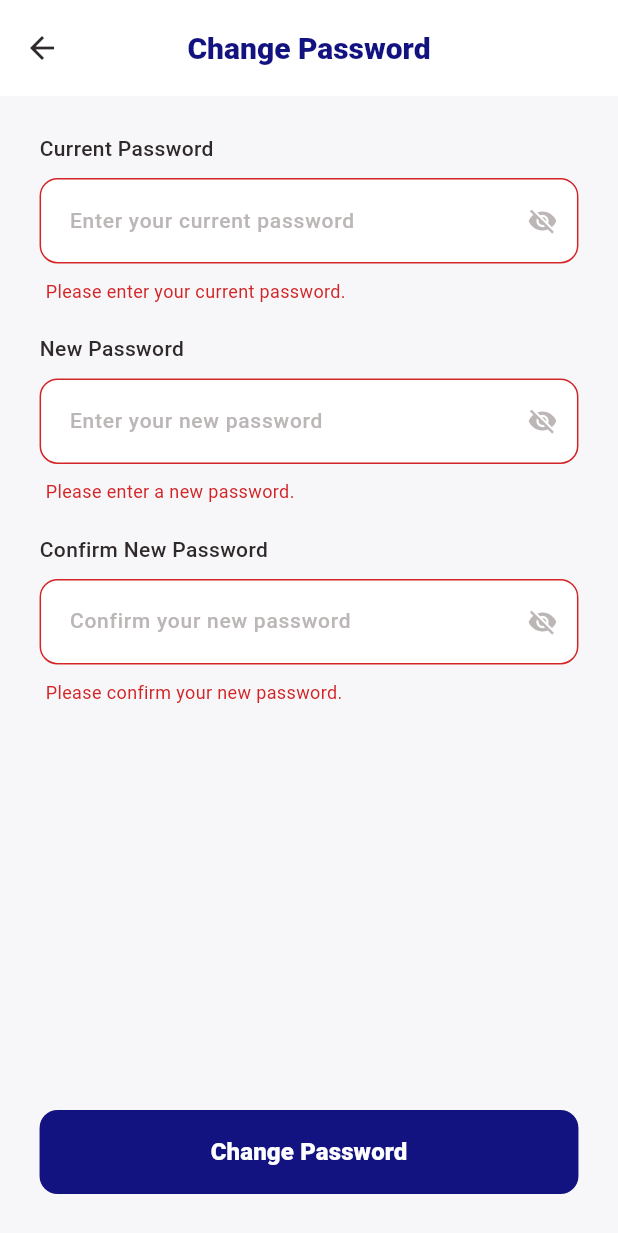
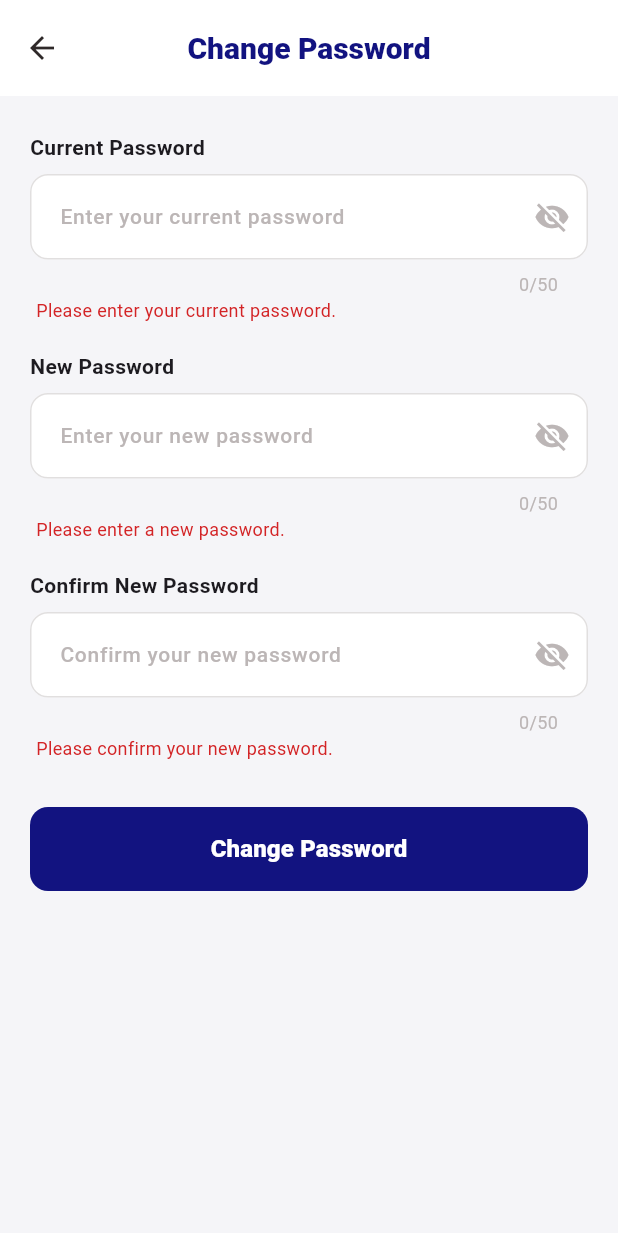
Before and after one commit to Mrjeonmacho/82Pay, a Flutter app: the ChangePasswordScreen screen opened directly, after a tap on "Change Password", on a phone screen of 412 x 824 dp. Shown: the top 1233 px of the screen. Run offline on Flutter 3.47's test engine with Material 3 defaults, Android fonts, the phone set to English and light mode, and no system bars; our stand-ins replace camera, cookie_jar, dio, dio_cookie_manager, easy_localization, flutter_dotenv and 3 more; accounts and stored records are empty; Roboto replaces fonts that are missing (Pretendard); project files that could hold a hidden picture were left out.

Commit message:
fix: 회원가입, 로그인, 비밀번호 변경 입력 글자수 제한

```diff
--- a/palipay/palipay-frontend/lib/core/widgets/pali_input_field.dart
+++ b/palipay/palipay-frontend/lib/core/widgets/pali_input_field.dart
@@ -19,6 +19,7 @@ class PaliInputField extends StatelessWidget {
   final AutovalidateMode? autovalidateMode; // 추가된 변수(회원가입 시 실시간 검증 위함)
   final List<TextInputFormatter>? inputFormatters; // ⭐️ 추가: 숫자만 입력 등 제한용
   final bool showCounter;
+  final bool highlightMaxLength;
 
   const PaliInputField({
     super.key,
@@ -36,10 +37,21 @@ class PaliInputField extends StatelessWidget {
     this.autovalidateMode,
     this.inputFormatters,
     this.showCounter = true,
+    this.highlightMaxLength = false,
   });
 
   @override
   Widget build(BuildContext context) {
+    Widget buildField () {
+    final currentLength = controller?.text.length ?? 0;
+    final fieldMaxLength = maxLength;
+
+    // [추가] 최대 길이 도달 여부
+    final bool isMaxReached =
+        highlightMaxLength &&
+        fieldMaxLength != null &&
+        currentLength >= fieldMaxLength;
+
     final input = TextFormField(
       controller: controller,
       obscureText: isPassword,
@@ -50,17 +62,34 @@ class PaliInputField extends StatelessWidget {
       onChanged: onChanged,
       autovalidateMode: autovalidateMode ?? AutovalidateMode.onUserInteraction,
       style: AppTextStyles.bodyMedium, // 입력 시 16pt, Bold
+      buildCounter: (context,
+        {required currentLength, required isFocused, required maxLength}) {
+      if (!showCounter || maxLength == null) return null;
+
+      final isLimitReached = highlightMaxLength && currentLength >= maxLength;
+
+      return Padding(
+          padding: const EdgeInsets.only(top: 4),
+          child: Text(
+            '$currentLength/$maxLength',
+            style: TextStyle(
+              fontSize: 12,
+              fontWeight: FontWeight.w400,
+              color: isLimitReached
+                  ? AppColors.warningRed
+                  : AppColors.exampleFont,
+            ),
+          ),
+      );
+    },
       decoration: InputDecoration(
         hintText: hintText,
-        counterText: showCounter ? null : '',
         hintStyle: const TextStyle(
           color: AppColors.exampleFont,
           fontSize: 14,
           fontWeight: FontWeight.w500,
         ),
-        errorText: useExternalErrorText
-            ? (errorText != null ? ' ' : null)
-            : errorText,
+        errorText: useExternalErrorText ? null : errorText,
 
         errorMaxLines: 2,
 
@@ -85,11 +114,11 @@ class PaliInputField extends StatelessWidget {
         ),
         enabledBorder: OutlineInputBorder(
           borderRadius: BorderRadius.circular(12),
-          borderSide: const BorderSide(color: AppColors.disabledBackground),
+          borderSide: BorderSide(color: isMaxReached ? AppColors.warningRed : AppColors.disabledBackground),
         ),
         focusedBorder: OutlineInputBorder(
           borderRadius: BorderRadius.circular(12),
-          borderSide: const BorderSide(color: AppColors.mainBlue, width: 2),
+          borderSide: BorderSide(color: isMaxReached ? AppColors.warningRed : AppColors.mainBlue, width: 2),
         ),
         errorBorder: OutlineInputBorder(
           borderRadius: BorderRadius.circular(12),
@@ -120,4 +149,15 @@ class PaliInputField extends StatelessWidget {
       child: input,
     );
   }
+  if (controller != null) {
+    return ValueListenableBuilder<TextEditingValue>(
+      valueListenable: controller!,
+      builder: (context, value, child) {
+        return buildField();
+      },
+    );
+  }
+
+  return buildField();
 }
+}
--- a/palipay/palipay-frontend/lib/features/profile/views/change_passowrd_screen.dart
+++ b/palipay/palipay-frontend/lib/features/profile/views/change_passowrd_screen.dart
@@ -7,6 +7,7 @@ import '../../../core/theme/app_text_styles.dart';
 import '../../../core/widgets/widgets.dart';
 import '../providers/profile_provider.dart';
 import '../../user/views/login_screen.dart';
+import '../../../core/widgets/pali_button.dart';
 
 class ChangePasswordScreen extends StatefulWidget {
   const ChangePasswordScreen({super.key});
@@ -24,6 +25,10 @@ class _ChangePasswordScreenState extends State<ChangePasswordScreen> {
   bool _obscureNewPassword = true;
   bool _obscureConfirmPassword = true;
 
+  bool _oldTouched = false;
+  bool _newTouched = false;
+  bool _confirmTouched = false;
+
   String? _oldPasswordError;
   String? _newPasswordError;
   String? _confirmPasswordError;
@@ -35,8 +40,13 @@ class _ChangePasswordScreenState extends State<ChangePasswordScreen> {
     _confirmPasswordController.dispose();
     super.dispose();
   }
-
-  void _validateFields() {
+   // [추가] 에러가 하나도 없는지 확인하는 함수
+  bool _hasNoErrors() {
+    return _oldPasswordError == null &&
+        _newPasswordError == null &&
+        _confirmPasswordError == null;
+  }
+  void _validateFields({bool forceAll = false}) {
     final oldPassword = _oldPasswordController.text.trim();
     final newPassword = _newPasswordController.text.trim();
     final confirmPassword = _confirmPasswordController.text.trim();
@@ -46,36 +56,44 @@ class _ChangePasswordScreenState extends State<ChangePasswordScreen> {
       _newPasswordError = null;
       _confirmPasswordError = null;
 
+      // 현재 비밀번호
+      if (forceAll || _oldTouched) {
         if (oldPassword.isEmpty) {
           _oldPasswordError = 'profile.password.error_empty_current'.tr();
         }
+      }
 
+      // 새 비밀번호
+      if (forceAll || _newTouched) {
         if (newPassword.isEmpty) {
           _newPasswordError = 'profile.password.error_empty_new'.tr();
         } else if (newPassword.length < 8) {
           _newPasswordError = 'profile.password.error_too_short'.tr();
-      } else if (newPassword == oldPassword) {
+        } else if (newPassword == oldPassword && oldPassword.isNotEmpty) {
           _newPasswordError = 'profile.password.error_same_as_current'.tr();
         }
+      }
 
+      // 새 비밀번호 확인
+      if (forceAll || _confirmTouched) {
         if (confirmPassword.isEmpty) {
           _confirmPasswordError = 'profile.password.error_empty_confirm'.tr();
         } else if (confirmPassword != newPassword) {
           _confirmPasswordError = 'profile.password.error_mismatch'.tr();
         }
+      }
     });
-  }
-
-  bool _hasNoErrors() {
-    return _oldPasswordError == null &&
-        _newPasswordError == null &&
-        _confirmPasswordError == null;
   }
 
   Future<void> _submit() async {
     FocusScope.of(context).unfocus();
 
-    _validateFields();
+    setState(() {
+      _oldTouched = true;
+      _newTouched = true;
+      _confirmTouched = true;
+    });
+    _validateFields(forceAll: true);
 
     if (!_hasNoErrors()) return;
 
@@ -110,10 +128,8 @@ class _ChangePasswordScreenState extends State<ChangePasswordScreen> {
   }) {
     return IconButton(
       onPressed: onPressed,
-      splashRadius: 18,
       icon: Icon(
         obscure ? Icons.visibility_off : Icons.visibility,
-        size: 20,
         color: AppColors.exampleFont,
       ),
     );
@@ -123,7 +139,7 @@ class _ChangePasswordScreenState extends State<ChangePasswordScreen> {
     if (errorText == null) return const SizedBox.shrink();
 
     return Padding(
-      padding: const EdgeInsets.only(left: 4, top: 6),
+      padding: const EdgeInsets.only(left: 4, top: 2),
       child: Text(
         errorText,
         softWrap: true,
@@ -131,7 +147,7 @@ class _ChangePasswordScreenState extends State<ChangePasswordScreen> {
           color: AppColors.warningRed,
           fontSize: 12,
           fontWeight: FontWeight.w400,
-          height: 1.3,
+          height: 1.2,
         ),
       ),
     );
@@ -152,57 +168,40 @@ class _ChangePasswordScreenState extends State<ChangePasswordScreen> {
     final contentBottomPadding = size.height * 0.04;
 
     return Scaffold(
-      backgroundColor: const Color(0xFFF7F7FA),
-      resizeToAvoidBottomInset: true,
-      appBar: PaliTopBar(title: 'profile.password.title_change'.tr()),
-      bottomNavigationBar: SafeArea(
-        top: false,
-        child: Padding(
-          padding: EdgeInsets.fromLTRB(
-            horizontalPadding,
-            12,
-            horizontalPadding,
-            28,
+      appBar: PaliTopBar(
+        title: 'profile.password.title_change'.tr(),
       ),
-          child: provider.isChangingPassword
-              ? const Padding(
-                  padding: EdgeInsets.symmetric(vertical: 8),
-                  child: Center(child: CircularProgressIndicator()),
-                )
-              : PaliButton(
-                  text: 'profile.password.btn_change'.tr(),
-                  onPressed: _submit,
-                  backgroundColor: AppColors.mainBlue,
-                ),
-        ),
-      ),
-      body: GestureDetector(
-        behavior: HitTestBehavior.translucent,
-        onTap: () => FocusScope.of(context).unfocus(),
-        child: SafeArea(
+      body: SafeArea(
         child: SingleChildScrollView(
+          padding: const EdgeInsets.fromLTRB(20, 24, 20, 32),
           keyboardDismissBehavior: ScrollViewKeyboardDismissBehavior.onDrag,
-            padding: EdgeInsets.fromLTRB(
-              horizontalPadding,
-              topPadding,
-              horizontalPadding,
-              contentBottomPadding,
-            ),
           child: Column(
             crossAxisAlignment: CrossAxisAlignment.start,
             children: [
+              // Current Password
               Text(
                 'profile.password.label_current'.tr(),
-                  style: AppTextStyles.bodyMedium,
+                style: const TextStyle(
+                  fontSize: 14,
+                  fontWeight: FontWeight.w600,
                 ),
-                SizedBox(height: fieldTopGap),
+              ),
+              const SizedBox(height: 8),
               PaliInputField(
                 hintText: 'profile.password.hint_current'.tr(),
                 controller: _oldPasswordController,
+                maxLength: 50,
+                showCounter: true,
+                // [선택] maxLength 빨간 강조 쓰고 싶으면 true 유지
+                highlightMaxLength: true,
                 isPassword: _obscureOldPassword,
-                  onChanged: (_) => _validateFields(),
+                useExternalErrorText: true,
                 errorText: _oldPasswordError,
-                  useExternalErrorText: true,
+                onChanged: (_) {
+                  // [수정] 현재 비밀번호 필드 touched 처리
+                  _oldTouched = true;
+                  _validateFields();
+                },
                 suffixIcon: _buildVisibilityIcon(
                   obscure: _obscureOldPassword,
                   onPressed: () {
@@ -214,20 +213,31 @@ class _ChangePasswordScreenState extends State<ChangePasswordScreen> {
               ),
               _buildErrorText(_oldPasswordError),
 
-                SizedBox(height: sectionGap),
+              const SizedBox(height: 20),
 
+              // New Password
               Text(
                 'profile.password.label_new'.tr(),
-                  style: AppTextStyles.bodyMedium,
+                style: const TextStyle(
+                  fontSize: 14,
+                  fontWeight: FontWeight.w600,
                 ),
-                SizedBox(height: fieldTopGap),
+              ),
+              const SizedBox(height: 8),
               PaliInputField(
                 hintText: 'profile.password.hint_new'.tr(),
                 controller: _newPasswordController,
+                maxLength: 50,
+                showCounter: true,
+                highlightMaxLength: true,
                 isPassword: _obscureNewPassword,
-                  onChanged: (_) => _validateFields(),
+                useExternalErrorText: true,
                 errorText: _newPasswordError,
-                  useExternalErrorText: true,
+                onChanged: (_) {
+                  // [수정] 여기 _oldTouched 아님!
+                  _newTouched = true;
+                  _validateFields();
+                },
                 suffixIcon: _buildVisibilityIcon(
                   obscure: _obscureNewPassword,
                   onPressed: () {
@@ -239,20 +249,31 @@ class _ChangePasswordScreenState extends State<ChangePasswordScreen> {
               ),
               _buildErrorText(_newPasswordError),
 
-                SizedBox(height: sectionGap),
+              const SizedBox(height: 20),
 
+              // Confirm New Password
               Text(
                 'profile.password.label_confirm'.tr(),
-                  style: AppTextStyles.bodyMedium,
+                style: const TextStyle(
+                  fontSize: 14,
+                  fontWeight: FontWeight.w600,
                 ),
-                SizedBox(height: fieldTopGap),
+              ),
+              const SizedBox(height: 8),
               PaliInputField(
                 hintText: 'profile.password.hint_confirm'.tr(),
                 controller: _confirmPasswordController,
+                maxLength: 50,
+                showCounter: true,
+                highlightMaxLength: true,
                 isPassword: _obscureConfirmPassword,
-                  onChanged: (_) => _validateFields(),
+                useExternalErrorText: true,
                 errorText: _confirmPasswordError,
-                  useExternalErrorText: true,
+                onChanged: (_) {
+                  // [수정] 여기 _oldTouched 아님!
+                  _confirmTouched = true;
+                  _validateFields();
+                },
                 suffixIcon: _buildVisibilityIcon(
                   obscure: _obscureConfirmPassword,
                   onPressed: () {
@@ -264,9 +285,17 @@ class _ChangePasswordScreenState extends State<ChangePasswordScreen> {
               ),
               _buildErrorText(_confirmPasswordError),
 
-                SizedBox(height: size.height * 0.12),
+              const SizedBox(height: 32),
+
+              SizedBox(
+                width: double.infinity,
+                child: PaliButton(
+                  text: 'profile.password.btn_change'.tr(),
+                  onPressed: provider.isLoading ? null : _submit,
+                  backgroundColor: AppColors.mainBlue,
+                ),
+              ),
             ],
-            ),
           ),
         ),
       ),
--- a/palipay/palipay-frontend/lib/features/profile/views/profile_screen.dart
+++ b/palipay/palipay-frontend/lib/features/profile/views/profile_screen.dart
@@ -25,6 +25,7 @@ class ProfileScreen extends StatelessWidget {
 
   @override
   Widget build(BuildContext context) {
+
     // WidgetsBinding.instance.addPostFrameCallback((_) {
     //   context.read<ProfileProvider>().fetchProfile();
     // });
@@ -121,6 +122,7 @@ class ProfileScreen extends StatelessWidget {
                         MaterialPageRoute(
                           builder: (_) => const PinScreen(
                             mode: PinMode.change,
+                            walletId: 12345,
                           ),
                         ),
                       );
@@ -130,12 +132,14 @@ class ProfileScreen extends StatelessWidget {
               ),
 
               const SizedBox(height: 16),
+
             ],
           ),
         ),
       ),
     );
   }
+
 
   // 1. 언어 선택 팝업 함수 (모달 다이얼로그로 변경)
   void _showLanguagePicker(BuildContext context) {
--- a/palipay/palipay-frontend/lib/features/user/views/login_screen.dart
+++ b/palipay/palipay-frontend/lib/features/user/views/login_screen.dart
@@ -115,12 +115,18 @@ class _LoginScreenState extends State<LoginScreen>
                           PaliInputField(
                             hintText: 'login.hint_email'.tr(),
                             controller: provider.emailController,
+                            maxLength: 50,
+                            showCounter: false,
+                            highlightMaxLength: true,
                             keyboardType: TextInputType.emailAddress,
                           ),
                           const SizedBox(height: 16),
                           PaliInputField(
                             hintText: 'login.hint_password'.tr(),
                             controller: provider.passwordController,
+                            maxLength: 50,
+                            showCounter: false,
+                            highlightMaxLength: true,
                             isPassword: true,
                           ),
                         ],
--- a/palipay/palipay-frontend/lib/features/user/widgets/email_step.dart
+++ b/palipay/palipay-frontend/lib/features/user/widgets/email_step.dart
@@ -33,6 +33,9 @@ class EmailStep extends StatelessWidget {
             child: PaliInputField(
               hintText: 'sign_up.hint_email'.tr(),
               controller: provider.emailController,
+              maxLength: 50,
+              showCounter: true,
+              highlightMaxLength: true,
               onChanged: (value) => provider.checkEmailAvailability(),
               autovalidateMode: AutovalidateMode.onUserInteraction,
               suffixIcon: provider.isCheckingEmail
--- a/palipay/palipay-frontend/lib/features/user/widgets/password_step.dart
+++ b/palipay/palipay-frontend/lib/features/user/widgets/password_step.dart
@@ -33,6 +33,9 @@ class PasswordStep extends StatelessWidget {
             child: PaliInputField(
               hintText: 'sign_up.hint_set_password'.tr(),
               controller: provider.passwordController,
+              maxLength: 50,
+              showCounter: true,
+              highlightMaxLength: true,
               isPassword: true,
               // 🚀 입력할 때마다 실시간 검증 호출
               onChanged: (_) => provider.checkPasswordLogic(),
--- a/palipay/palipay-frontend/lib/features/user/widgets/profile_step.dart
+++ b/palipay/palipay-frontend/lib/features/user/widgets/profile_step.dart
@@ -34,9 +34,13 @@ class ProfileStep extends StatelessWidget {
             child: PaliInputField(
               hintText: 'sign_up.hint_name'.tr(),
               controller: provider.nameController,
-              validator: (value) => value == null || value.isEmpty
-                  ? 'sign_up.error_empty_name'.tr()
-                  : null,
+              maxLength: 20,
+              showCounter: true,
+              highlightMaxLength: true,
+              validator: (value) =>
+                  value == null || value.isEmpty
+                      ? 'sign_up.error_empty_name'.tr()
+                      : null,
             ),
           ),
           SizedBox(height: spacing),
@@ -81,6 +85,9 @@ class ProfileStep extends StatelessWidget {
                   child: PaliInputField(
                     hintText: 'sign_up.hint_phone_number'.tr(),
                     controller: provider.phoneController,
+                    maxLength: 20,
+                    showCounter: true,
+                    highlightMaxLength: true,
                     keyboardType: TextInputType.phone,
                     inputFormatters: [FilteringTextInputFormatter.digitsOnly],
                     validator: (value) {
```
Lines whose indentation alone changed are shown as unchanged.
